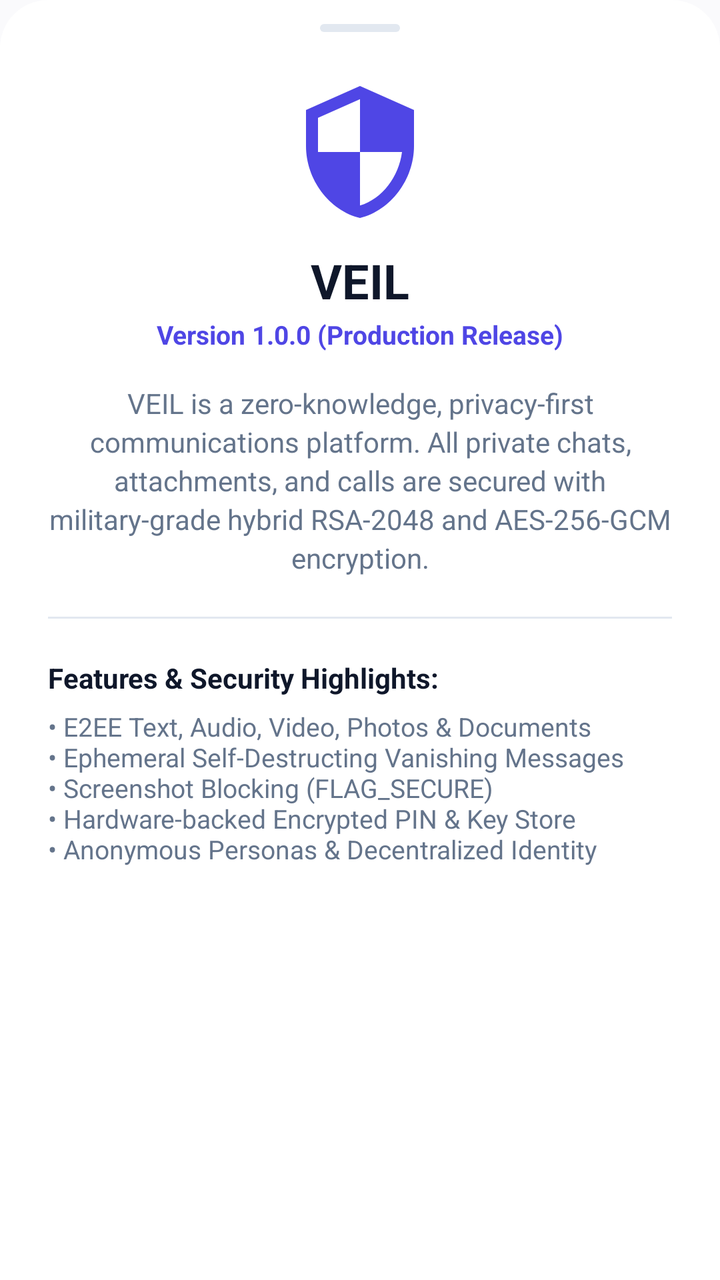
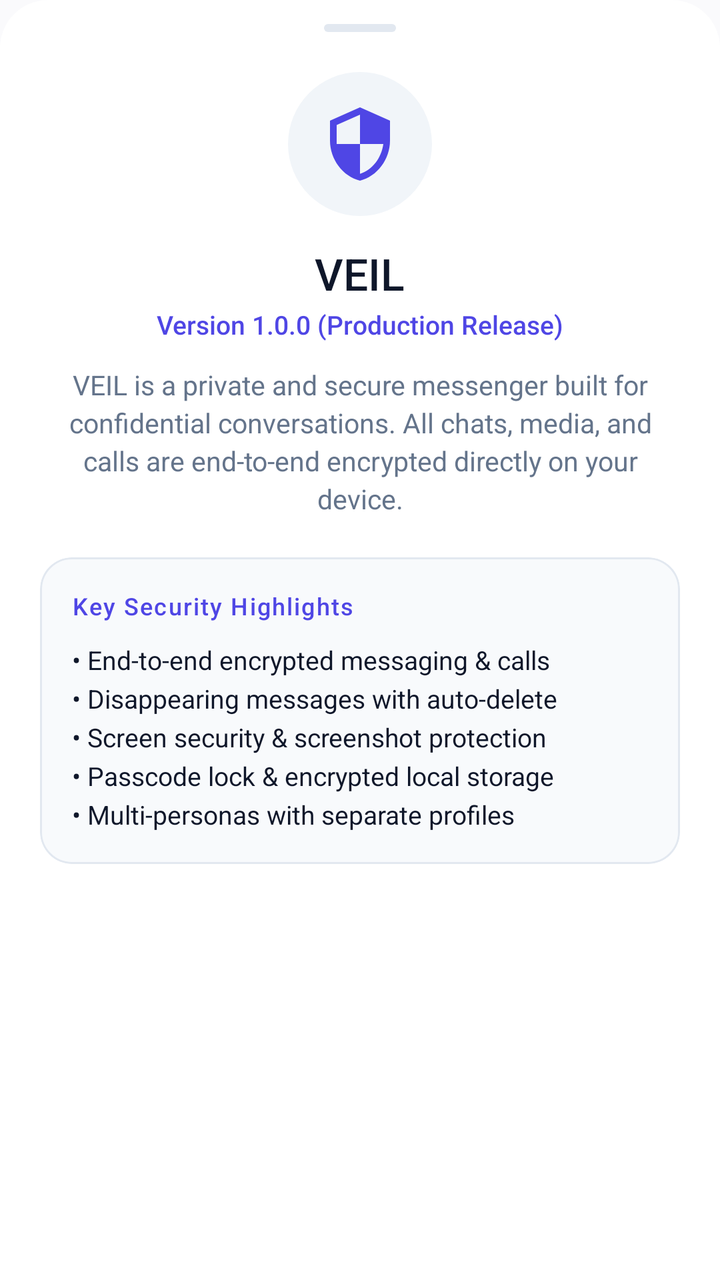

The first picture is an Android layout as it rendered before a commit; the second is the same layout after the commit. The layout source and the unified diff follow.
<!-- AndroidManifest.xml: application theme Theme.VEIL -->
<!-- res/layout/dialog_about_veil.xml -->
<?xml version="1.0" encoding="utf-8"?>
<LinearLayout xmlns:android="http://schemas.android.com/apk/res/android"
    xmlns:app="http://schemas.android.com/apk/res-auto"
    android:layout_width="match_parent"
    android:layout_height="wrap_content"
    android:background="@drawable/bg_bottom_sheet_modern"
    android:gravity="center_horizontal"
    android:orientation="vertical"
    android:paddingStart="24dp"
    android:paddingTop="12dp"
    android:paddingEnd="24dp"
    android:paddingBottom="32dp">

    
    <View
        android:layout_width="40dp"
        android:layout_height="4dp"
        android:layout_marginBottom="24dp"
        android:background="@drawable/bg_attach_item"
        android:backgroundTint="@color/colorOutline" />

    <ImageView
        android:layout_width="72dp"
        android:layout_height="72dp"
        android:src="@drawable/ic_veil_shield" />

    <TextView
        android:layout_width="wrap_content"
        android:layout_height="wrap_content"
        android:layout_marginTop="12dp"
        android:text="VEIL"
        android:textColor="@color/colorTextPrimary"
        android:textSize="24sp"
        android:textStyle="bold" />

    <TextView
        android:layout_width="wrap_content"
        android:layout_height="wrap_content"
        android:layout_marginTop="2dp"
        android:text="Version 1.0.0 (Production Release)"
        android:textColor="@color/colorPrimary"
        android:textSize="13sp"
        android:textStyle="bold" />

    <TextView
        android:layout_width="wrap_content"
        android:layout_height="wrap_content"
        android:layout_marginTop="16dp"
        android:gravity="center"
        android:lineSpacingExtra="3dp"
        android:text="VEIL is a zero-knowledge, privacy-first communications platform. All private chats, attachments, and calls are secured with military-grade hybrid RSA-2048 and AES-256-GCM encryption."
        android:textColor="@color/colorTextSecondary"
        android:textSize="14sp" />

    <View
        android:layout_width="match_parent"
        android:layout_height="1dp"
        android:layout_marginTop="20dp"
        android:layout_marginBottom="20dp"
        android:background="@color/colorOutline" />

    <LinearLayout
        android:layout_width="match_parent"
        android:layout_height="wrap_content"
        android:orientation="vertical">

        <TextView
            android:layout_width="wrap_content"
            android:layout_height="wrap_content"
            android:text="Features &amp; Security Highlights:"
            android:textColor="@color/colorTextPrimary"
            android:textSize="14sp"
            android:textStyle="bold" />

        <TextView
            android:layout_width="wrap_content"
            android:layout_height="wrap_content"
            android:layout_marginTop="6dp"
            android:text="• E2EE Text, Audio, Video, Photos &amp; Documents\n• Ephemeral Self-Destructing Vanishing Messages\n• Screenshot Blocking (FLAG_SECURE)\n• Hardware-backed Encrypted PIN &amp; Key Store\n• Anonymous Personas &amp; Decentralized Identity"
            android:textColor="@color/colorTextSecondary"
            android:textSize="13sp" />
    </LinearLayout>

</LinearLayout>
<!-- resources referenced by this layout -->
<resources>
  <color name="colorTextPrimary">#0F172A</color>
  <color name="colorTextSecondary">#64748B</color>
  <!-- drawable bg_attach_item (drawable) -->
  <?xml version="1.0" encoding="utf-8"?>
  <shape xmlns:android="http://schemas.android.com/apk/res/android"
      android:shape="rectangle">
      <corners android:radius="18dp" />
      <solid android:color="@color/colorSurfaceVariant" />
  </shape>
  <!-- drawable bg_bottom_sheet_modern (drawable) -->
  <?xml version="1.0" encoding="utf-8"?>
  <shape xmlns:android="http://schemas.android.com/apk/res/android">
      <solid android:color="@color/colorSurface" />
      <corners
          android:topLeftRadius="24dp"
          android:topRightRadius="24dp" />
  </shape>
  <style name="Base.Theme.VEIL" parent="Theme.Material3.DayNight.NoActionBar">
          <item name="android:statusBarColor">@android:color/transparent</item>
          <item name="android:navigationBarColor">@android:color/transparent</item>
          <item name="android:windowLightStatusBar" tools:targetApi="m">true</item>
          <item name="colorPrimary">@color/colorPrimary</item>
          <item name="colorOnPrimary">@color/colorOnPrimary</item>
          <item name="colorPrimaryContainer">@color/colorPrimaryContainer</item>
          <item name="colorOnPrimaryContainer">@color/colorOnPrimaryContainer</item>
          <item name="colorSurface">@color/colorSurface</item>
          <item name="colorSurfaceVariant">@color/colorSurfaceVariant</item>
          <item name="colorOutline">@color/colorOutline</item>
          <item name="android:colorBackground">@color/colorBackground</item>
          <item name="bottomSheetDialogTheme">@style/ModernBottomSheetDialogTheme</item>
      </style>
  <!-- unchanged entries left out for length: 12 -->
</resources>

<!-- the commit's change to res/layout/dialog_about_veil.xml (unified diff, before → after) -->
@@ -3,35 +3,42 @@
     xmlns:app="http://schemas.android.com/apk/res-auto"
     android:layout_width="match_parent"
     android:layout_height="wrap_content"
-    android:background="@drawable/bg_bottom_sheet_modern"
+    android:background="@drawable/bottom_sheet_background"
     android:gravity="center_horizontal"
     android:orientation="vertical"
-    android:paddingStart="24dp"
+    android:paddingStart="20dp"
     android:paddingTop="12dp"
-    android:paddingEnd="24dp"
+    android:paddingEnd="20dp"
     android:paddingBottom="32dp">
 
     
     <View
-        android:layout_width="40dp"
+        android:layout_width="36dp"
         android:layout_height="4dp"
-        android:layout_marginBottom="24dp"
-        android:background="@drawable/bg_attach_item"
-        android:backgroundTint="@color/colorOutline" />
+        android:layout_marginBottom="20dp"
+        android:background="@drawable/bg_persona_drag_handle" />
 
-    <ImageView
+    <FrameLayout
         android:layout_width="72dp"
         android:layout_height="72dp"
-        android:src="@drawable/ic_veil_shield" />
+        android:background="@drawable/bg_persona_avatar_circle"
+        android:backgroundTint="@color/colorSurfaceVariant">
+
+        <ImageView
+            android:layout_width="40dp"
+            android:layout_height="40dp"
+            android:layout_gravity="center"
+            android:src="@drawable/ic_veil_shield" />
+    </FrameLayout>
 
     <TextView
         android:layout_width="wrap_content"
         android:layout_height="wrap_content"
-        android:layout_marginTop="12dp"
+        android:layout_marginTop="14dp"
         android:text="VEIL"
-        android:textColor="@color/colorTextPrimary"
-        android:textSize="24sp"
-        android:textStyle="bold" />
+        android:textColor="@color/textPrimary"
+        android:textSize="22sp"
+        android:fontFamily="sans-serif-medium" />
 
     <TextView
         android:layout_width="wrap_content"
@@ -40,45 +47,53 @@
         android:text="Version 1.0.0 (Production Release)"
         android:textColor="@color/colorPrimary"
         android:textSize="13sp"
-        android:textStyle="bold" />
+        android:fontFamily="sans-serif-medium" />
 
     <TextView
         android:layout_width="wrap_content"
         android:layout_height="wrap_content"
-        android:layout_marginTop="16dp"
+        android:layout_marginTop="12dp"
+        android:layout_marginBottom="20dp"
         android:gravity="center"
         android:lineSpacingExtra="3dp"
-        android:text="VEIL is a zero-knowledge, privacy-first communications platform. All private chats, attachments, and calls are secured with military-grade hybrid RSA-2048 and AES-256-GCM encryption."
-        android:textColor="@color/colorTextSecondary"
-        android:textSize="14sp" />
+        android:text="VEIL is a private and secure messenger built for confidential conversations. All chats, media, and calls are end-to-end encrypted directly on your device."
+        android:textColor="@color/textSecondary"
+        android:textSize="13.5sp" />
 
-    <View
-        android:layout_width="match_parent"
-        android:layout_height="1dp"
-        android:layout_marginTop="20dp"
-        android:layout_marginBottom="20dp"
-        android:background="@color/colorOutline" />
-
-    <LinearLayout
+    
+    <com.google.android.material.card.MaterialCardView
         android:layout_width="match_parent"
         android:layout_height="wrap_content"
-        android:orientation="vertical">
+        app:cardCornerRadius="16dp"
+        app:cardElevation="0dp"
+        app:strokeWidth="1dp"
+        app:strokeColor="@color/colorOutline"
+        app:cardBackgroundColor="@color/colorSurfaceContainerLow">
 
-        <TextView
-            android:layout_width="wrap_content"
+        <LinearLayout
+            android:layout_width="match_parent"
             android:layout_height="wrap_content"
-            android:text="Features &amp; Security Highlights:"
-            android:textColor="@color/colorTextPrimary"
-            android:textSize="14sp"
-            android:textStyle="bold" />
+            android:orientation="vertical"
+            android:padding="16dp">
 
-        <TextView
-            android:layout_width="wrap_content"
-            android:layout_height="wrap_content"
-            android:layout_marginTop="6dp"
-            android:text="• E2EE Text, Audio, Video, Photos &amp; Documents\n• Ephemeral Self-Destructing Vanishing Messages\n• Screenshot Blocking (FLAG_SECURE)\n• Hardware-backed Encrypted PIN &amp; Key Store\n• Anonymous Personas &amp; Decentralized Identity"
-            android:textColor="@color/colorTextSecondary"
-            android:textSize="13sp" />
-    </LinearLayout>
+            <TextView
+                android:layout_width="wrap_content"
+                android:layout_height="wrap_content"
+                android:text="Key Security Highlights"
+                android:textColor="@color/colorPrimary"
+                android:textSize="12sp"
+                android:fontFamily="sans-serif-medium"
+                android:letterSpacing="0.06" />
+
+            <TextView
+                android:layout_width="wrap_content"
+                android:layout_height="wrap_content"
+                android:layout_marginTop="10dp"
+                android:lineSpacingExtra="4dp"
+                android:text="• End-to-end encrypted messaging &amp; calls\n• Disappearing messages with auto-delete\n• Screen security &amp; screenshot protection\n• Passcode lock &amp; encrypted local storage\n• Multi-personas with separate profiles"
+                android:textColor="@color/textPrimary"
+                android:textSize="13sp" />
+        </LinearLayout>
+    </com.google.android.material.card.MaterialCardView>
 
 </LinearLayout>
<!-- resource entries referenced after the edit -->
@@ -1,15 +1,22 @@
 <!-- resources referenced by this layout -->
 <resources>
-  <color name="colorTextPrimary">#0F172A</color>
-  <color name="colorTextSecondary">#64748B</color>
-  <!-- drawable bg_attach_item (drawable) -->
+  <color name="colorSurfaceContainerLow">#F8FAFC</color>
+  <color name="textPrimary">#0F172A</color>
+  <color name="textSecondary">#64748B</color>
+  <!-- drawable bg_persona_avatar_circle (drawable) -->
+  <?xml version="1.0" encoding="utf-8"?>
+  <shape xmlns:android="http://schemas.android.com/apk/res/android"
+      android:shape="oval">
+      <solid android:color="@color/colorSecondaryContainer" />
+  </shape>
+  <!-- drawable bg_persona_drag_handle (drawable) -->
   <?xml version="1.0" encoding="utf-8"?>
   <shape xmlns:android="http://schemas.android.com/apk/res/android"
       android:shape="rectangle">
-      <corners android:radius="18dp" />
-      <solid android:color="@color/colorSurfaceVariant" />
+      <solid android:color="@color/colorOutline" />
+      <corners android:radius="2dp" />
   </shape>
-  <!-- drawable bg_bottom_sheet_modern (drawable) -->
+  <!-- drawable bottom_sheet_background (drawable) -->
   <?xml version="1.0" encoding="utf-8"?>
   <shape xmlns:android="http://schemas.android.com/apk/res/android">
       <solid android:color="@color/colorSurface" />
@@ -17,6 +24,7 @@
           android:topLeftRadius="24dp"
           android:topRightRadius="24dp" />
   </shape>
+  <color name="colorSecondaryContainer">#EEF2FF</color>
   <style name="Base.Theme.VEIL" parent="Theme.Material3.DayNight.NoActionBar">
           <item name="android:statusBarColor">@android:color/transparent</item>
           <item name="android:navigationBarColor">@android:color/transparent</item>
@@ -25,12 +33,44 @@
           <item name="colorOnPrimary">@color/colorOnPrimary</item>
           <item name="colorPrimaryContainer">@color/colorPrimaryContainer</item>
           <item name="colorOnPrimaryContainer">@color/colorOnPrimaryContainer</item>
+          <item name="colorSecondary">@color/colorSecondary</item>
+          <item name="colorOnSecondary">@color/colorOnSecondary</item>
+          <item name="colorSecondaryContainer">@color/colorSecondaryContainer</item>
+          <item name="colorOnSecondaryContainer">@color/colorOnSecondaryContainer</item>
+          <item name="colorTertiary">@color/colorTertiary</item>
+          <item name="colorOnTertiary">@color/colorOnTertiary</item>
+          <item name="colorTertiaryContainer">@color/colorTertiaryContainer</item>
+          <item name="colorOnTertiaryContainer">@color/colorOnTertiaryContainer</item>
           <item name="colorSurface">@color/colorSurface</item>
+          <item name="colorOnSurface">@color/colorOnSurface</item>
           <item name="colorSurfaceVariant">@color/colorSurfaceVariant</item>
+          <item name="colorOnSurfaceVariant">@color/colorOnSurfaceVariant</item>
+          <item name="colorSurfaceDim">@color/colorSurfaceDim</item>
+          <item name="colorSurfaceBright">@color/colorSurfaceBright</item>
+          <item name="colorSurfaceContainerLowest">@color/colorSurfaceContainerLowest</item>
+          <item name="colorSurfaceContainerLow">@color/colorSurfaceContainerLow</item>
+          <item name="colorSurfaceContainer">@color/colorSurfaceContainer</item>
+          <item name="colorSurfaceContainerHigh">@color/colorSurfaceContainerHigh</item>
+          <item name="colorSurfaceContainerHighest">@color/colorSurfaceContainerHighest</item>
           <item name="colorOutline">@color/colorOutline</item>
           <item name="android:colorBackground">@color/colorBackground</item>
           <item name="bottomSheetDialogTheme">@style/ModernBottomSheetDialogTheme</item>
       </style>
+  <color name="colorSecondary">#0D9488</color>
+  <color name="colorOnSecondary">#FFFFFF</color>
+  <color name="colorOnSecondaryContainer">#3730A3</color>
+  <color name="colorTertiary">#06B6D4</color>
+  <color name="colorOnTertiary">#FFFFFF</color>
+  <color name="colorTertiaryContainer">#ECFEFF</color>
+  <color name="colorOnTertiaryContainer">#155E75</color>
+  <color name="colorOnSurface">#0F172A</color>
+  <color name="colorOnSurfaceVariant">#475569</color>
+  <color name="colorSurfaceDim">#E2E8F0</color>
+  <color name="colorSurfaceBright">#FFFFFF</color>
+  <color name="colorSurfaceContainerLowest">#FFFFFF</color>
+  <color name="colorSurfaceContainer">#F1F5F9</color>
+  <color name="colorSurfaceContainerHigh">#E2E8F0</color>
+  <color name="colorSurfaceContainerHighest">#CBD5E1</color>
   <!-- unchanged entries left out for length: 12 -->
 </resources>
 
